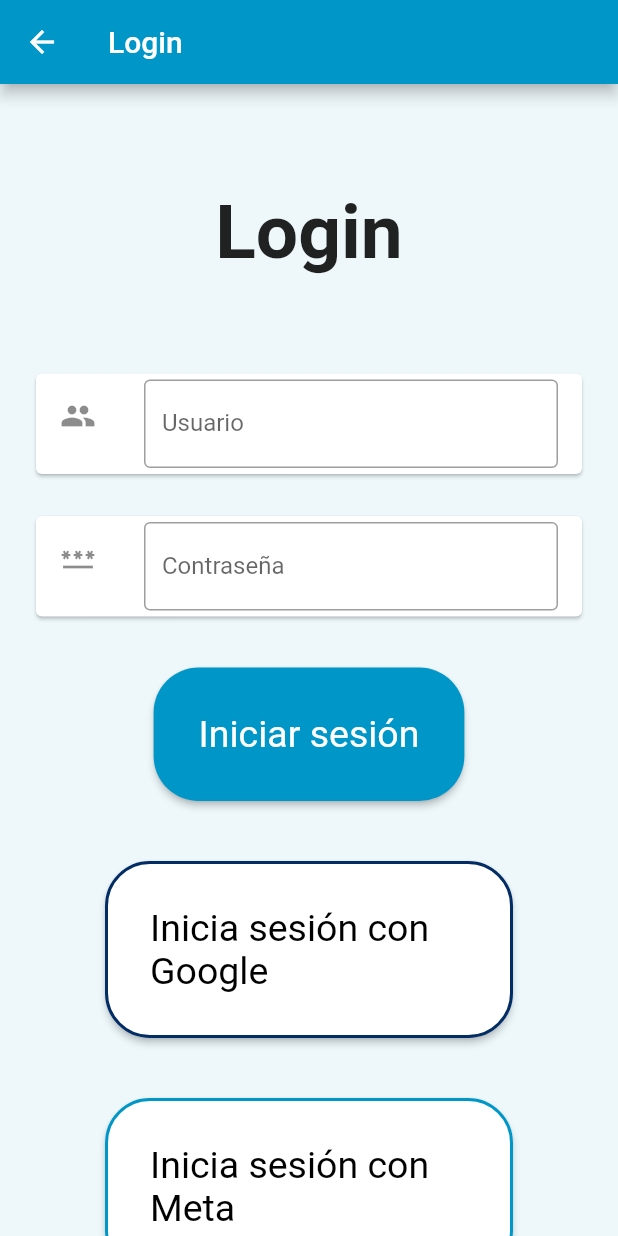
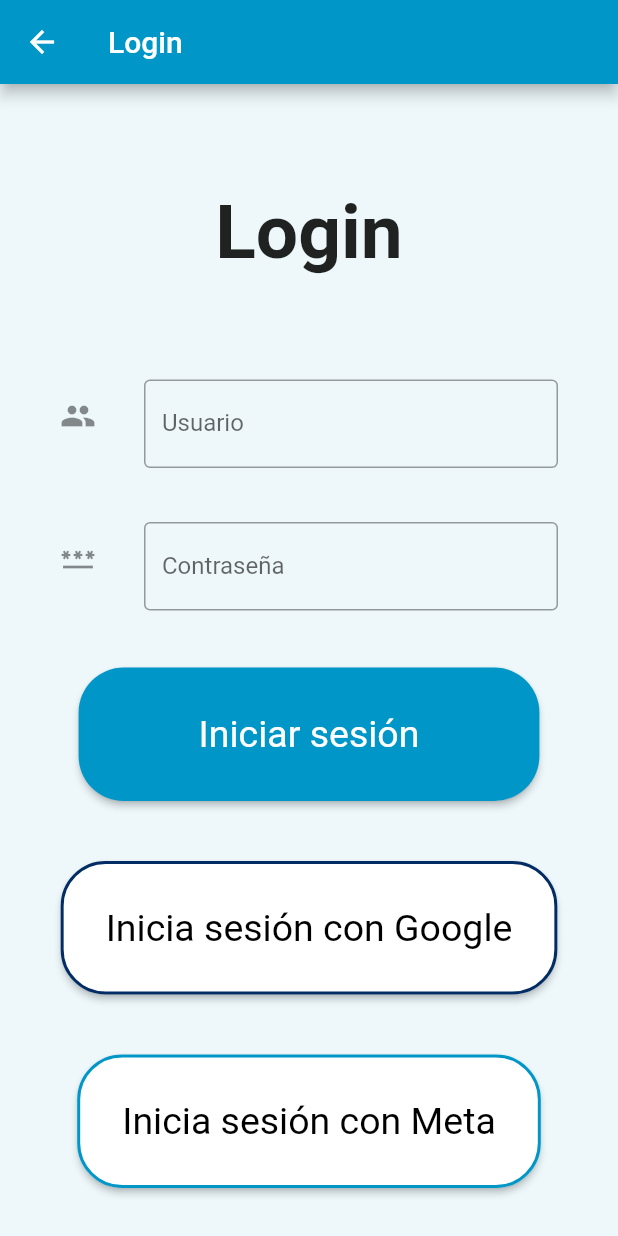
Before and after one commit to dorelysm/app_trabajo_discapacidades, a Flutter app: the screen it shows after launch, after a tap on "Login", on a phone screen of 412 x 824 dp. Run offline on Flutter 3.47's test engine with Material 2 defaults, Android fonts, the phone set to English and light mode, and no system bars; our stand-ins replace select_form_field; Roboto replaces fonts that are missing (Rosario).

Commit message:
Correcion de errores login

```diff
--- a/lib/pages/login.dart
+++ b/lib/pages/login.dart
@@ -100,7 +100,10 @@ class _LoginPageState extends State<LoginPage> {
   formItemsDesign(icon, item) {
     return Padding(
       padding: const EdgeInsets.symmetric(vertical: 10),
-      child: Card(child: ListTile(leading: Icon(icon), title: item)),
+      child: Card(elevation: 0,
+        color: const Color(0xffEEF8FB),
+        child: ListTile(leading: Icon(icon), title: item),
+      ),
     );
   }
 
@@ -168,7 +171,7 @@ class _LoginPageState extends State<LoginPage> {
               validator: validarContrasena,
             )),
         Padding(
-          padding: const EdgeInsets.symmetric(vertical: 20, horizontal: 50),
+          padding: const EdgeInsets.symmetric(vertical: 20, horizontal: 20),
           child: ElevatedButton(
               onPressed: () {
                 if (keyForm.currentState!.validate()) {
@@ -184,10 +187,13 @@ class _LoginPageState extends State<LoginPage> {
                       .text); //Llama al metodo para traer la informacion del usuario
                 }
               },
-              child: const Text("Iniciar sesión")),
+              child: const Padding(
+                padding: EdgeInsets.symmetric(horizontal:50),
+                child: Text("Iniciar sesión"),
+              )),
         ),
         Padding(
-          padding: const EdgeInsets.symmetric(vertical: 20, horizontal: 50),
+          padding: const EdgeInsets.symmetric(vertical: 20, horizontal: 20),
           child: ElevatedButton(
               onPressed: () {
                 _showLogin(context);
@@ -202,7 +208,7 @@ class _LoginPageState extends State<LoginPage> {
               child: const Text("Inicia sesión con Google")),
         ),
         Padding(
-          padding: const EdgeInsets.symmetric(vertical: 20, horizontal: 50),
+          padding: const EdgeInsets.symmetric(vertical: 20, horizontal: 20),
           child: ElevatedButton(
               onPressed: () {
                 _showLogin(context);
```
